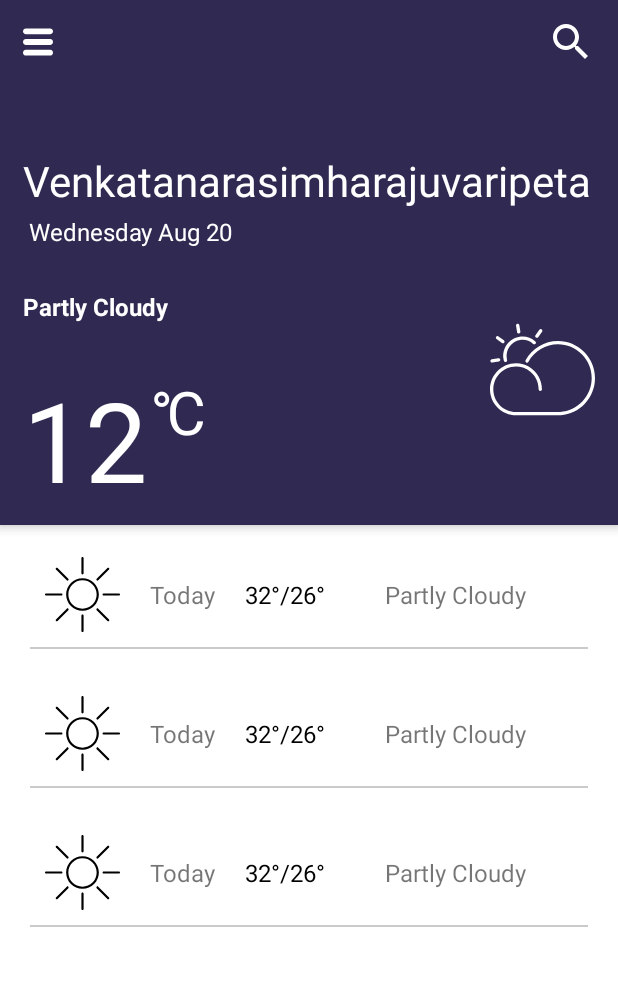
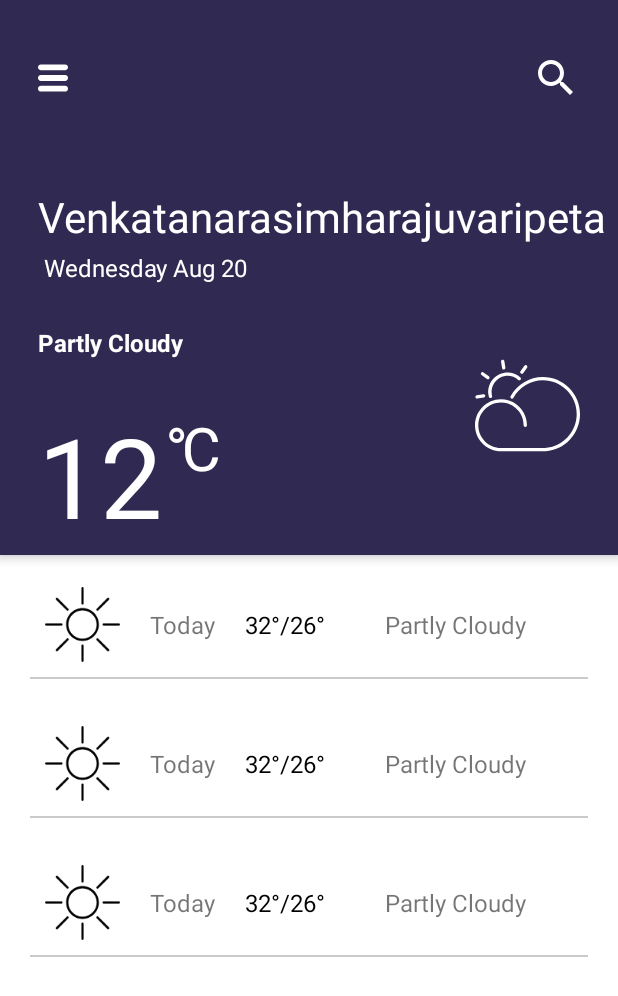
Before and after one commit to 10-kapilkori/WeatherAnalyser, an Android app: the layout fragment_weekly.xml on its own in the app's theme, with its tools: preview values and no code run, on a phone screen of 412 x 824 dp. Shown: the top 996 px of the screen. Run offline under Robolectric (Android 15) with nearby library versions, the phone set to English and light mode, and no system bars.

Commit message:
minor changes

```diff
--- a/app/build.gradle
+++ b/app/build.gradle
@@ -13,10 +13,6 @@ android {
         versionName "1.0"
 
         dataBinding {
-            enabled true
-        }
-
-        viewBinding {
             enabled true
         }
 
@@ -45,7 +41,7 @@ dependencies {
     androidTestImplementation 'androidx.test.ext:junit:1.1.3'
     androidTestImplementation 'androidx.test.espresso:espresso-core:3.4.0'
 
-    implementation 'com.google.code.gson:gson:2.8.6'
+    implementation 'com.google.code.gson:gson:2.8.7'
     implementation 'com.squareup.retrofit2:retrofit:2.9.0'
     implementation 'com.squareup.retrofit2:converter-gson:2.9.0'
 
--- a/app/src/main/java/com/task/weatheranalyser/activity/MainActivity.java
+++ b/app/src/main/java/com/task/weatheranalyser/activity/MainActivity.java
@@ -35,14 +35,14 @@ public class MainActivity extends AppCompatActivity {
 
         getSupportFragmentManager()
                 .beginTransaction()
-                .replace(R.id.frame, new PresentFragment(this))
+                .replace(R.id.frame, new PresentFragment(this, this))
                 .commit();
 
         nav.setOnNavigationItemSelectedListener(item -> {
             Fragment fragment = null;
             switch (item.getItemId()) {
                 case R.id.todayMenu:
-                    fragment = new PresentFragment(this);
+                    fragment = new PresentFragment(this, this);
                     break;
                 case R.id.weekMenu:
                     fragment = new WeeklyFragment(this);
--- a/app/src/main/res/layout/activity_main.xml
+++ b/app/src/main/res/layout/activity_main.xml
@@ -20,11 +20,12 @@
         <com.google.android.material.bottomnavigation.BottomNavigationView
             android:id="@+id/bottomNav"
             android:layout_width="wrap_content"
-            android:layout_height="wrap_content"
+            android:layout_height="60dp"
             android:layout_alignParentStart="true"
             android:layout_alignParentEnd="true"
             android:layout_alignParentBottom="true"
             android:padding="4dp"
+            android:visibility="visible"
             app:menu="@menu/main_menu" />
     </RelativeLayout>
 </layout>
--- a/app/src/main/res/layout/fragment_present.xml
+++ b/app/src/main/res/layout/fragment_present.xml
@@ -89,8 +89,7 @@
                 android:layout_marginBottom="30dp"
                 android:text="@string/temp"
                 android:textColor="@color/white"
-                android:textSize="65sp"
-                android:textStyle="bold" />
+                android:textSize="65sp" />
 
             <TextView
                 android:layout_width="wrap_content"
--- a/app/src/main/res/layout/fragment_weekly.xml
+++ b/app/src/main/res/layout/fragment_weekly.xml
@@ -10,7 +10,8 @@
     <com.google.android.material.appbar.AppBarLayout
         android:id="@+id/app_bar_layout"
         android:layout_width="match_parent"
-        android:layout_height="350dp"
+        android:paddingTop="24dp"
+        android:layout_height="370dp"
         android:background="#302951"
         app:layout_constraintLeft_toLeftOf="parent"
         app:layout_constraintRight_toRightOf="parent"
@@ -32,7 +33,7 @@
                 android:id="@+id/option_menu"
                 android:layout_width="20dp"
                 android:layout_height="?attr/actionBarSize"
-                android:layout_marginStart="15dp"
+                android:layout_marginStart="25dp"
                 android:contentDescription="@string/option_menu"
                 android:src="@drawable/ic_menu"
                 app:layout_constraintLeft_toLeftOf="parent"
@@ -42,7 +43,7 @@
                 android:id="@+id/search_menu"
                 android:layout_width="wrap_content"
                 android:layout_height="?attr/actionBarSize"
-                android:layout_marginEnd="15dp"
+                android:layout_marginEnd="25dp"
                 android:contentDescription="@string/search_menu"
                 android:src="@drawable/ic_baseline_search_24"
                 app:layout_constraintRight_toRightOf="parent"
--- a/build.gradle
+++ b/build.gradle
@@ -5,7 +5,7 @@ buildscript {
         jcenter()
     }
     dependencies {
-        classpath "com.android.tools.build:gradle:4.1.1"
+        classpath "com.android.tools.build:gradle:4.1.2"
 
         // NOTE: Do not place your application dependencies here; they belong
         // in the individual module build.gradle files
```
Also changed, not shown: app/src/main/java/com/task/weatheranalyser/fragment/PresentFragment.java (+7 -4 lines).
